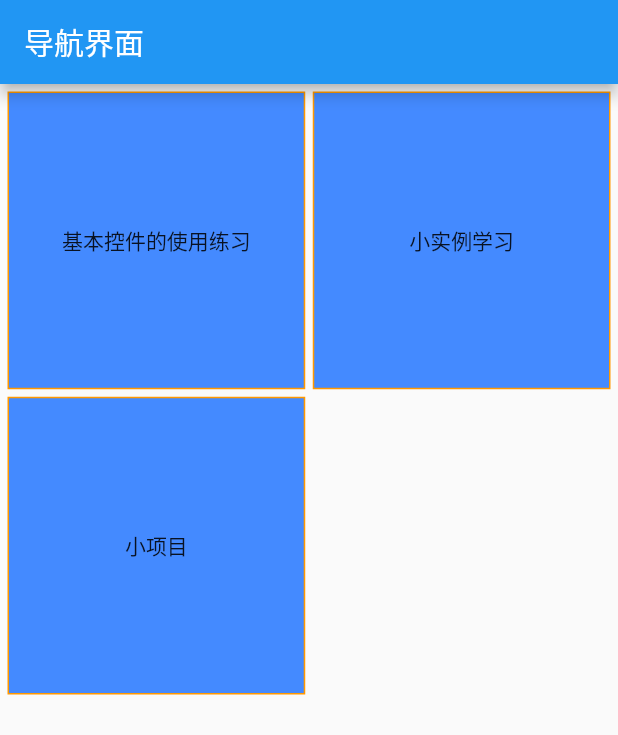
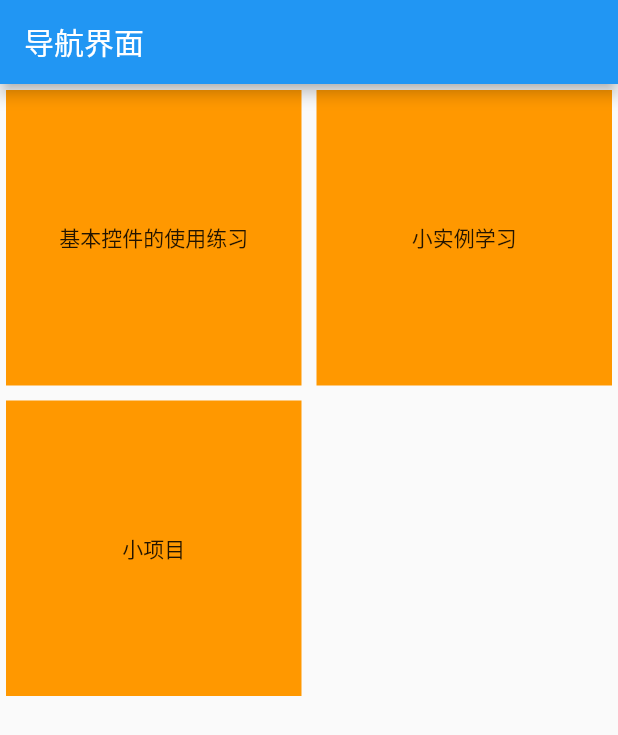
Before and after one commit to songjiabin/flutter, a Flutter app: the screen it shows after launch, on a phone screen of 412 x 824 dp. Shown: the top 735 px of the screen. Run offline on Flutter 3.47's test engine with Material 2 defaults, Android fonts, the phone set to English and light mode, and no system bars.

Commit message:
将项目整合到一起

```diff
--- a/lib/drawer/DrawerMainWidet.dart
+++ b/lib/drawer/DrawerMainWidet.dart
@@ -1,4 +1,7 @@
 import 'package:flutter/material.dart';
+import 'package:flutter_github/drawer/DrawerWidget.dart';
+
+
 
 /**
  * 导航界面
@@ -12,12 +15,12 @@ class DrawerMainWidget extends StatelessWidget {
       appBar: new AppBar(
         title: new Text('导航界面'),
       ),
-      body: getGridViewTwo(),
+      body: getGridViewTwo(context),
     );
   }
 
 
-  getGridViewTwo() {
+  getGridViewTwo(BuildContext context) {
     return new GridView(
       /**
        * 1、SliverGridDelegateWithMaxCrossAxisExtent 根据里面内容多大进行扩展的
@@ -26,32 +29,51 @@ class DrawerMainWidget extends StatelessWidget {
         //每一行显示多少列
           crossAxisCount: 2,
           //横轴的距离
-          crossAxisSpacing: 5,
+          crossAxisSpacing: 10,
           //纵轴的距离
-          mainAxisSpacing: 5,
+          mainAxisSpacing: 10,
           //横竖比例
           childAspectRatio: 1),
       children: <Widget>[
-        MyText('基本控件的使用练习'),
-        MyText('小实例学习'),
-        MyText('小项目')
+        MyText('基本控件的使用练习', () {
+          pushPage(context, DrawerWidget(ShowType.SampleWidget));
+        }),
+        MyText('小实例学习', () {
+          pushPage(context, DrawerWidget(ShowType.SampleDemo));
+        }),
+        MyText('小项目', () {
+          pushPage(context, DrawerWidget(ShowType.SampleProject));
+        })
       ],
-      padding: new EdgeInsets.all(5),
+      padding: new EdgeInsets.all(4),
     );
   }
+
+  /**
+   * 界面的跳转
+   */
+  void pushPage(BuildContext context, Widget widget) {
+    //处理跳转的逻辑
+    Navigator.push(context, MaterialPageRoute(builder: (BuildContext context) {
+      return widget;
+    }));
+  }
+
+
 }
 
 class MyText extends StatelessWidget {
 
   final String text;
+  final onItemClickListeners _clickListeners;
 
   @override
   Widget build(BuildContext context) {
-    return new Container(
+    var con = new Container(
       alignment: Alignment.center,
       // 盒子样式
       decoration: new BoxDecoration(
-        color: Colors.blueAccent,
+        color: Colors.orange,
         //设置Border属性给容器添加边框
         border: new Border.all(
           //为边框添加颜色
@@ -61,7 +83,24 @@ class MyText extends StatelessWidget {
       ),
       child: new Text(this.text),
     );
+
+    InkWell inkWell = new InkWell(
+      child: con,
+      //点击事件
+      onTap: () {
+        _clickListeners();
+      },
+    );
+
+    return inkWell;
   }
 
-  MyText(this.text);
+
+  MyText(this.text, this._clickListeners);
 }
+
+
+/**
+ * 定义一个接口  回调方法
+ */
+typedef onItemClickListeners = void Function();
--- a/lib/echo_demo/MessageListScreen.dart
+++ b/lib/echo_demo/MessageListScreen.dart
@@ -18,9 +18,7 @@ class MessageListScreenState extends State<MessageListScreen> {
   @override
   Widget build(BuildContext context) {
     return new Scaffold(
-        appBar: new AppBar(
-          title: new Text('消息列表'),
-        ),
+
         floatingActionButton: FloatingActionButton(
           onPressed: onPress,
           child: Icon(Icons.add),
--- a/lib/example_demo/bottom_navigation_widget.dart
+++ b/lib/example_demo/bottom_navigation_widget.dart
@@ -25,7 +25,7 @@ class _bottom_navigation_widgetState extends State<bottom_navigation_widget> {
   @override
   Widget build(BuildContext context) {
     return new Scaffold(
-      appBar: getAppBarWidget(name: '底部导航栏'),
+
       //底部导航
       bottomNavigationBar: new BottomNavigationBar(
         items: <BottomNavigationBarItem>[
--- a/lib/example_demo2/EachWidget.dart
+++ b/lib/example_demo2/EachWidget.dart
@@ -18,10 +18,10 @@ class EachWidgetWidgetState extends State<EachWidget> {
   @override
   Widget build(BuildContext context) {
     return new Scaffold(
-      appBar: new AppBar(
+     /* appBar: new AppBar(
         title: new Text(this.widget._title,
           textDirection: TextDirection.ltr,),
-      ),
+      ),*/
       body: new Center(
         child: new Text(this.widget._title,
           textDirection: TextDirection.ltr,),
--- a/lib/example_demo2/bottom_appbar.dart
+++ b/lib/example_demo2/bottom_appbar.dart
@@ -23,9 +23,6 @@ class bottomAppbarState extends State<bottomAppbar> {
   @override
   Widget build(BuildContext context) {
     return new Scaffold(
-      appBar: new AppBar(
-        title: new Text('底部导航栏'),
-      ),
       body: new Scaffold(
         floatingActionButton: new FloatingActionButton(
             onPressed: () {
--- a/lib/instance_demo/MyListViewDemo.dart
+++ b/lib/instance_demo/MyListViewDemo.dart
@@ -27,9 +27,7 @@ class MyListViewDemo extends StatelessWidget {
   @override
   Widget build(BuildContext context) {
     return new Scaffold(
-        appBar: new AppBar(
-          title: new Text('ListView_Demo'),
-        ),
+
         body: ListView.builder(
           itemBuilder: (BuildContext context, int index) {
             return MyListViewItemDemo.MyListViewItemDemo(
--- a/lib/instance_demo/MySelfDemo.dart
+++ b/lib/instance_demo/MySelfDemo.dart
@@ -7,9 +7,7 @@ class MySelfDemoWidget extends StatelessWidget {
   @override
   Widget build(BuildContext context) {
     return new Scaffold(
-      appBar: new AppBar(
-        title: new Text('自己的一个小demo'),
-      ),
+
       body: new SingleChildScrollView(
         child: new Column(
           children: [
--- a/lib/main.dart
+++ b/lib/main.dart
@@ -11,6 +11,9 @@ import 'package:flutter_github/echo_demo/MessageListScreen.dart' as MessageListS
 
 import 'package:flutter_github/drawer/DrawerWidget.dart' as DrawerWidget;
 import 'package:flutter_github/drawer/DrawerMainWidet.dart';
+
+import 'package:flutter_github/example_demo/bottom_navigation_widget.dart';
+
 
 void main() {
   runApp(getDrawerWidget());
@@ -46,7 +49,7 @@ Widget getWidget_4() {
 }
 
 /**
- * 小实例demo
+ * 静态界面
  */
 Widget getWidget_3() {
   return new MaterialApp(title: 'Demo', home: MyselfDemo.MySelfDemoWidget());
```
Also changed, not shown: lib/drawer/DrawerWidget.dart (+61 -0 lines).
